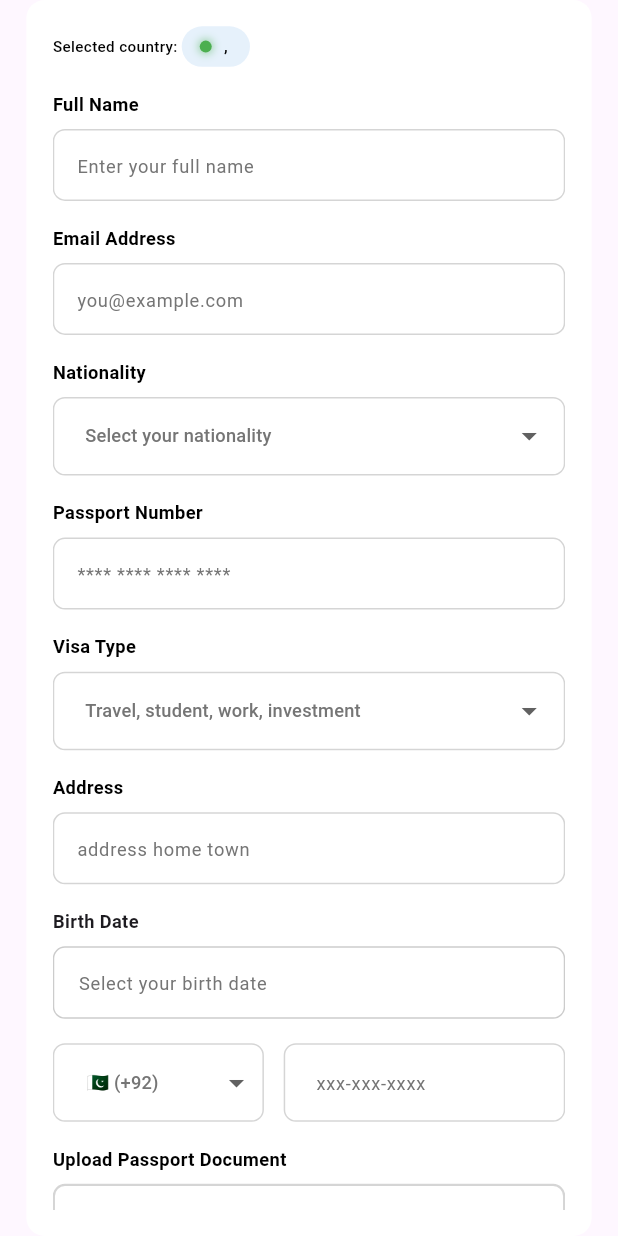
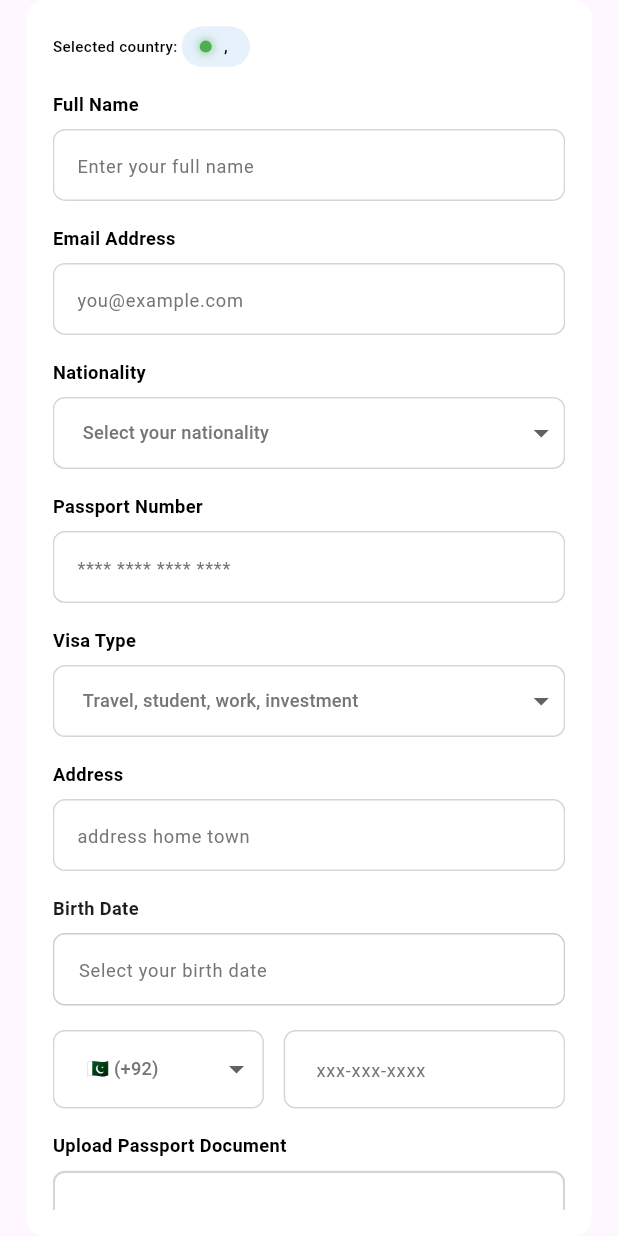
Before and after one commit to Qazaz2350/mv-travel, a Flutter app: the DetailStepView widget shown alone on an empty page, opened directly with empty values, on a phone screen of 412 x 824 dp. Run offline on Flutter 3.47's test engine with Material 3 defaults, Android fonts, the phone set to English and light mode, and no system bars; our stand-ins replace cloud_firestore, dropdown_button2, file_picker, firebase_auth, firebase_core, flutter_screenutil and 3 more; accounts and stored records are empty.

Commit message:
Your commit message

```diff
--- a/lib/views/apply_for_visa/personal_details.dart
+++ b/lib/views/apply_for_visa/personal_details.dart
@@ -255,9 +255,9 @@ class DetailStepView extends StatelessWidget {
           ),
         ),
         SizedBox(height: 8.h),
-        DropdownButtonFormField<String>(
-          dropdownColor: AppColors.white,
-          borderRadius: BorderRadius.circular(8.r),
+        DropdownButtonFormField2<String>(
+          isExpanded: true,
+
           value: value,
           hint: Text(
             hint,
@@ -279,8 +279,8 @@ class DetailStepView extends StatelessWidget {
               borderSide: BorderSide(color: AppColors.grey1),
             ),
             contentPadding: EdgeInsets.symmetric(
-              horizontal: 16.w,
-              vertical: 14.h,
+              // horizontal: 16.w,
+              // vertical: 14.h,
             ),
           ),
           items: items
@@ -292,6 +292,14 @@ class DetailStepView extends StatelessWidget {
               )
               .toList(),
           onChanged: onChanged,
+          dropdownStyleData: DropdownStyleData(
+            maxHeight: 300.h, // adjust height here
+            decoration: BoxDecoration(
+              borderRadius: BorderRadius.circular(8.r),
+              color: AppColors.white,
+            ),
+            offset: Offset(0, 0), // opens below the field
+          ),
         ),
       ],
     );
```
